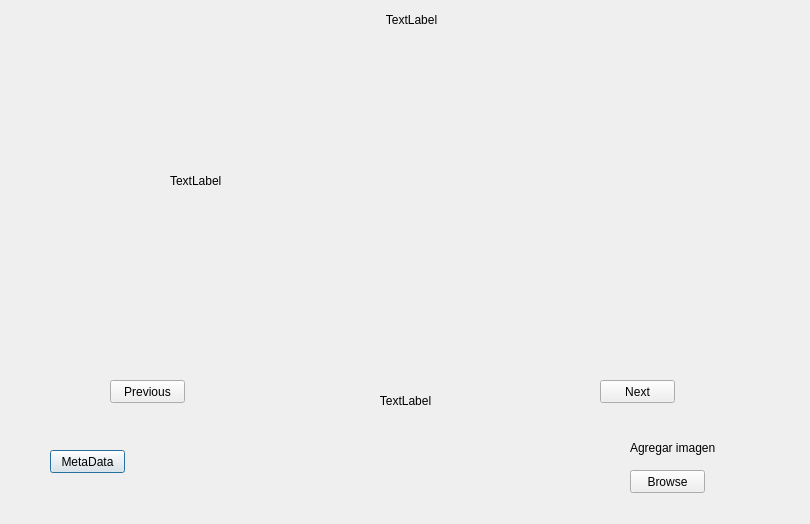
irenegarzonam/GalleryTEC, file Proyecto3GalleryTEC/Proyecto3GalleryTEC/ImageViewer.ui: the form before one commit.
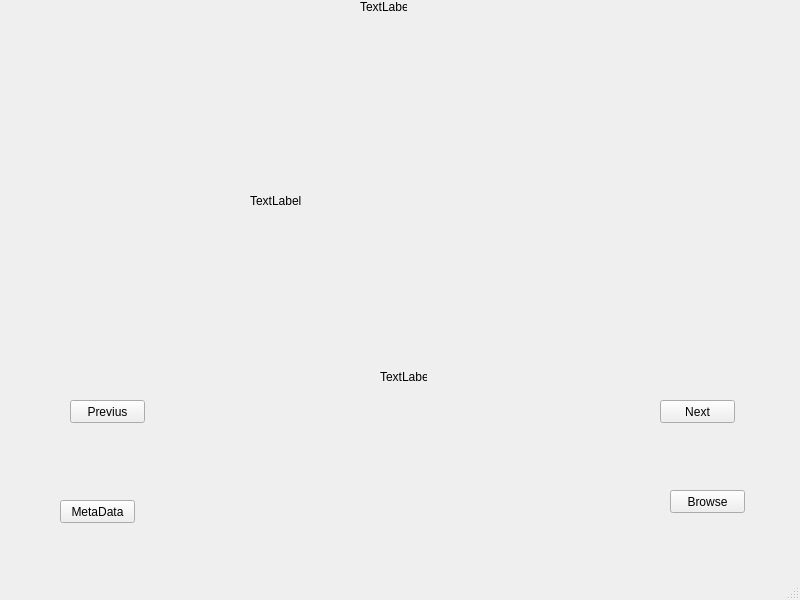
The form after the commit.

Diff of the .ui file:
```diff
--- a/Proyecto3GalleryTEC/Proyecto3GalleryTEC/ImageViewer.ui
+++ b/Proyecto3GalleryTEC/Proyecto3GalleryTEC/ImageViewer.ui
@@ -1,36 +1,37 @@
 <?xml version="1.0" encoding="UTF-8"?>
 <ui version="4.0">
- <class>Dialog</class>
- <widget class="QDialog" name="Dialog">
+ <class>ImageViewer</class>
+ <widget class="QMainWindow" name="ImageViewer">
   <property name="geometry">
    <rect>
     <x>0</x>
     <y>0</y>
-    <width>810</width>
-    <height>524</height>
+    <width>800</width>
+    <height>600</height>
    </rect>
   </property>
   <property name="windowTitle">
    <string>Dialog</string>
   </property>
-  <widget class="QLabel" name="label_pic">
+  <widget class="QWidget" name="centralwidget">
+   <widget class="QPushButton" name="pushButton_previus">
    <property name="geometry">
     <rect>
-     <x>170</x>
-     <y>30</y>
-     <width>451</width>
-     <height>301</height>
+      <x>70</x>
+      <y>400</y>
+      <width>75</width>
+      <height>23</height>
     </rect>
    </property>
    <property name="text">
-    <string>TextLabel</string>
+     <string>Previus</string>
    </property>
   </widget>
   <widget class="QPushButton" name="pushButton_metadata">
    <property name="geometry">
     <rect>
-     <x>50</x>
-     <y>450</y>
+      <x>60</x>
+      <y>500</y>
      <width>75</width>
      <height>23</height>
     </rect>
@@ -42,8 +43,8 @@
   <widget class="QPushButton" name="pushButton_next">
    <property name="geometry">
     <rect>
-     <x>600</x>
-     <y>380</y>
+      <x>660</x>
+      <y>400</y>
      <width>75</width>
      <height>23</height>
     </rect>
@@ -52,56 +53,11 @@
     <string>Next</string>
    </property>
   </widget>
-  <widget class="QPushButton" name="pushButton_previous">
-   <property name="geometry">
-    <rect>
-     <x>110</x>
-     <y>380</y>
-     <width>75</width>
-     <height>23</height>
-    </rect>
-   </property>
-   <property name="text">
-    <string>Previous</string>
-   </property>
-  </widget>
-  <widget class="QLabel" name="label_nombre">
-   <property name="geometry">
-    <rect>
-     <x>230</x>
-     <y>390</y>
-     <width>351</width>
-     <height>21</height>
-    </rect>
-   </property>
-   <property name="text">
-    <string>TextLabel</string>
-   </property>
-   <property name="alignment">
-    <set>Qt::AlignCenter</set>
-   </property>
-  </widget>
-  <widget class="QLabel" name="label_galeria">
-   <property name="geometry">
-    <rect>
-     <x>146</x>
-     <y>10</y>
-     <width>531</width>
-     <height>20</height>
-    </rect>
-   </property>
-   <property name="text">
-    <string>TextLabel</string>
-   </property>
-   <property name="alignment">
-    <set>Qt::AlignCenter</set>
-   </property>
-  </widget>
   <widget class="QPushButton" name="pushButton_browse">
    <property name="geometry">
     <rect>
-     <x>630</x>
-     <y>470</y>
+      <x>670</x>
+      <y>490</y>
      <width>75</width>
      <height>23</height>
     </rect>
@@ -110,19 +66,57 @@
     <string>Browse</string>
    </property>
   </widget>
-  <widget class="QLabel" name="label_2">
+   <widget class="QLabel" name="label_galeria">
    <property name="geometry">
     <rect>
-     <x>630</x>
-     <y>440</y>
-     <width>151</width>
-     <height>16</height>
+      <x>360</x>
+      <y>0</y>
+      <width>47</width>
+      <height>13</height>
     </rect>
    </property>
    <property name="text">
-    <string>Agregar imagen</string>
-   </property>
-  </widget>
+     <string>TextLabel</string>
+    </property>
+   </widget>
+   <widget class="QLabel" name="label_nombre">
+    <property name="geometry">
+     <rect>
+      <x>380</x>
+      <y>370</y>
+      <width>47</width>
+      <height>13</height>
+     </rect>
+    </property>
+    <property name="text">
+     <string>TextLabel</string>
+    </property>
+   </widget>
+   <widget class="QLabel" name="label_pic">
+    <property name="geometry">
+     <rect>
+      <x>250</x>
+      <y>50</y>
+      <width>471</width>
+      <height>301</height>
+     </rect>
+    </property>
+    <property name="text">
+     <string>TextLabel</string>
+    </property>
+   </widget>
+  </widget>
+  <widget class="QMenuBar" name="menubar">
+   <property name="geometry">
+    <rect>
+     <x>0</x>
+     <y>0</y>
+     <width>800</width>
+     <height>21</height>
+    </rect>
+   </property>
+  </widget>
+  <widget class="QStatusBar" name="statusbar"/>
  </widget>
  <resources/>
  <connections/>
```
Left out of the diff: 2 changed lines with no effect on the pictures. Lines whose indentation alone changed are shown as unchanged.
